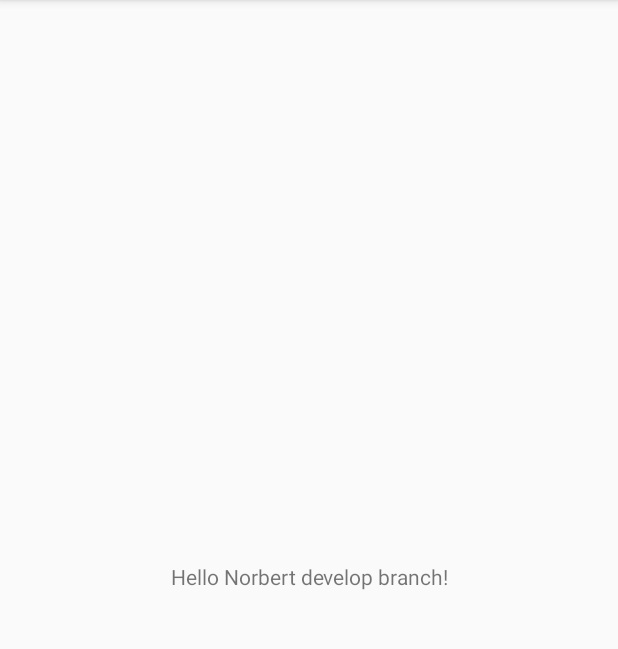
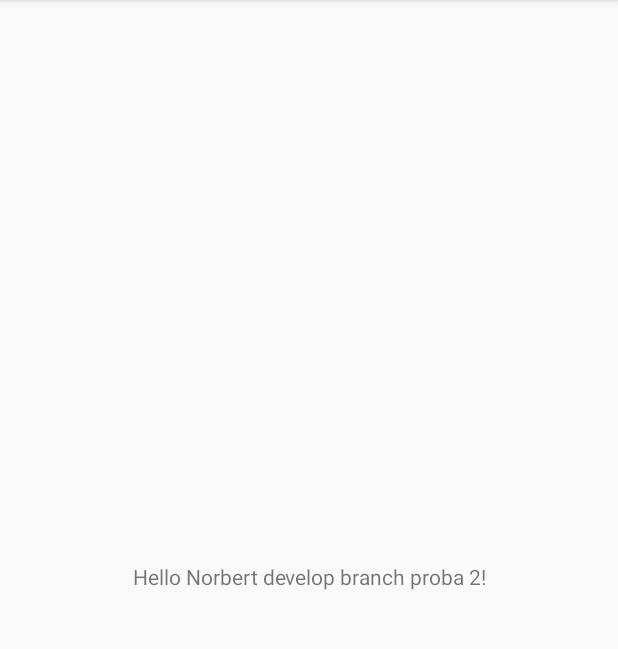
Before and after one commit to geczinorbert/AdsSapientia, an Android app: the screen it shows after launch (MainActivity), on a phone screen of 412 x 824 dp, the part 84-733 px from its top. Run offline under Robolectric (Android 15) with nearby library versions, the phone set to English and light mode, and no system bars.

Commit message:
Proba 2 develop

```diff
--- a/app/src/main/res/layout/activity_main.xml
+++ b/app/src/main/res/layout/activity_main.xml
@@ -8,7 +8,7 @@
     <TextView
         android:layout_width="wrap_content"
         android:layout_height="wrap_content"
-        android:text="Hello Norbert develop branch!"
+        android:text="Hello Norbert develop branch proba 2!"
         app:layout_constraintBottom_toBottomOf="parent"
         app:layout_constraintLeft_toLeftOf="parent"
         app:layout_constraintRight_toRightOf="parent"
```
